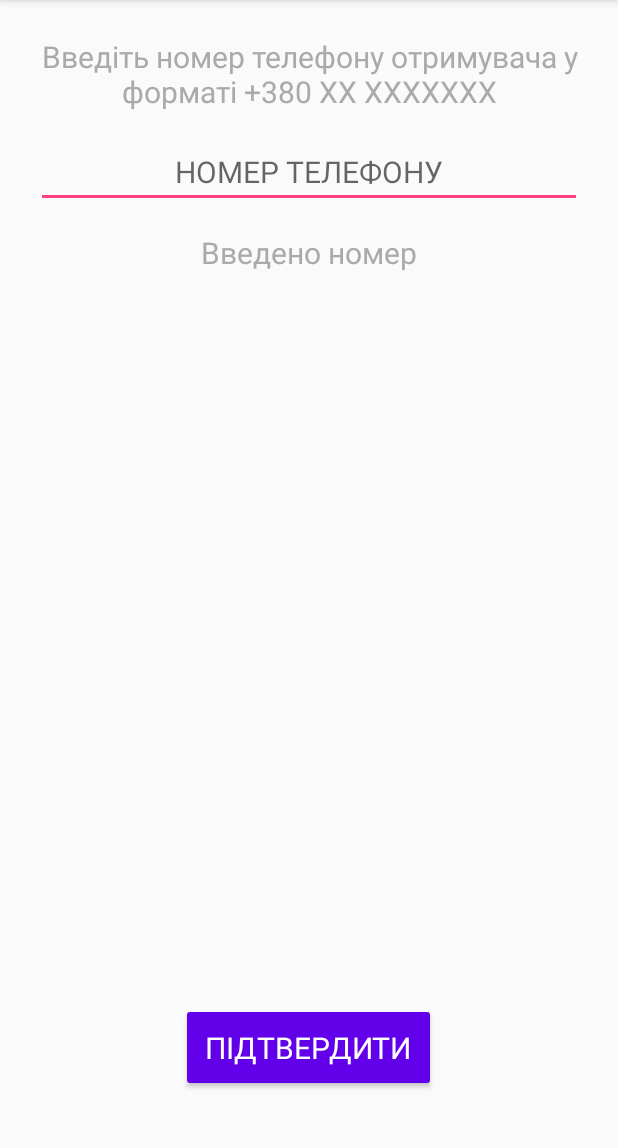
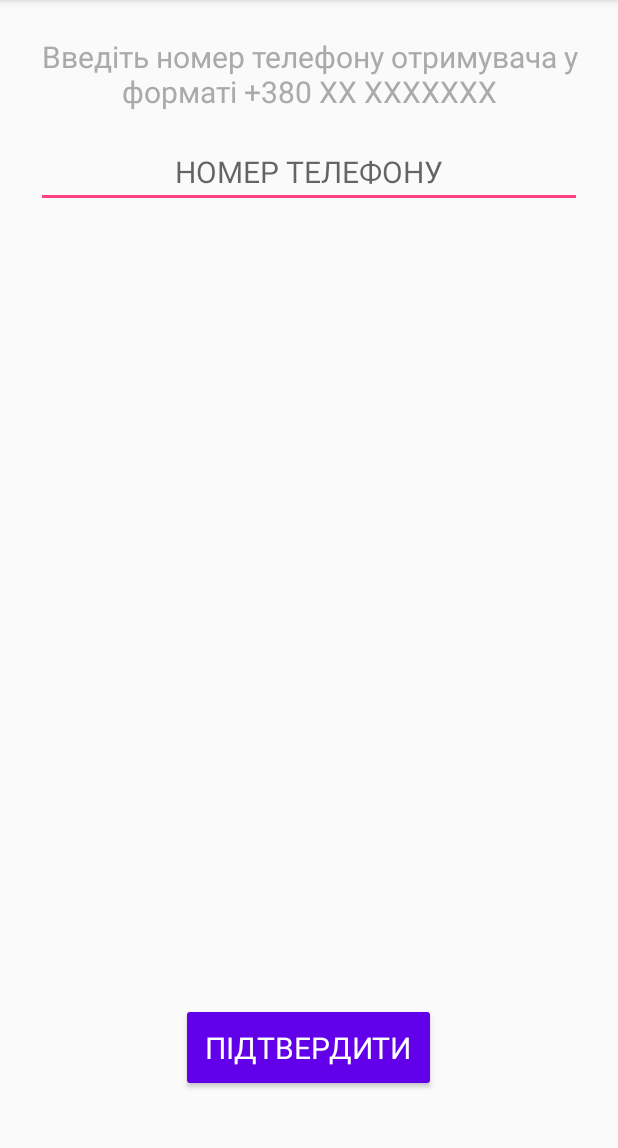
Before and after one commit to ouahadi/Walkmehome2, an Android app: the Main2Activity screen opened directly, with no data from a screen before it, on a phone screen of 412 x 824 dp, the part 84-1232 px from its top. Run offline under Robolectric (Android 15) with nearby library versions, the phone set to English and light mode, and no system bars; our stand-ins replace RxJava; libraries missing offline, so code that uses them is left out: com.tbruyelle.rxpermissions2.

Commit message:
flow udates

```diff
--- a/app/src/main/res/layout/activity_main2.xml
+++ b/app/src/main/res/layout/activity_main2.xml
@@ -1,88 +1,55 @@
 <?xml version="1.0" encoding="utf-8"?>
 <RelativeLayout xmlns:android="http://schemas.android.com/apk/res/android"
-    xmlns:app="http://schemas.android.com/apk/res-auto"
     xmlns:tools="http://schemas.android.com/tools"
     android:layout_width="match_parent"
     android:layout_height="match_parent"
     android:orientation="vertical"
     tools:context="com.example.android.walkmehome.MainActivity">
 
-
     <TextView
         android:id="@+id/enterNumber"
-        android:layout_alignParentTop="true"
         android:layout_width="wrap_content"
         android:layout_height="wrap_content"
+        android:layout_alignParentTop="true"
+        android:layout_gravity="center_horizontal"
+        android:layout_marginBottom="16dp"
+        android:layout_marginLeft="24dp"
+        android:layout_marginRight="24dp"
         android:layout_marginTop="24dp"
-        android:layout_marginRight="24dp"
-        android:layout_marginLeft="24dp"
-        android:layout_marginBottom="16dp"
-        android:layout_gravity="center_horizontal"
+        android:text="@string/enter_number_request"
         android:textAlignment="center"
-        android:textSize="20sp"
-        android:text="@string/enter_number_request"
         android:textColor="@android:color/darker_gray"
-        />
+        android:textSize="20sp" />
 
     <EditText
-        android:id="@+id/numberField"
-        android:layout_below="@id/enterNumber"
+        android:id="@+id/numberFieldEditText"
+        android:inputType="phone"
         android:layout_width="match_parent"
         android:layout_height="wrap_content"
+        android:layout_below="@id/enterNumber"
+        android:layout_gravity="center_horizontal"
+        android:layout_marginBottom="16dp"
+        android:layout_marginLeft="24dp"
+        android:layout_marginRight="24dp"
         android:hint="@string/phone_number"
-        android:layout_marginRight="24dp"
-        android:layout_marginLeft="24dp"
-        android:layout_marginBottom="16dp"
-        android:layout_gravity="center_horizontal"
         android:textAlignment="center"
-        android:textSize="20sp"
-        android:textColor="@android:color/darker_gray"/>
-
-    <TextView
-        android:id="@+id/numberEntered"
-        android:layout_below="@id/numberField"
-        android:layout_width="match_parent"
-        android:layout_height="wrap_content"
-        android:layout_marginRight="24dp"
-        android:layout_marginLeft="24dp"
-        android:layout_marginBottom="16dp"
-        android:layout_gravity="center_horizontal"
-        android:textAlignment="center"
-        android:textSize="20sp"
         android:textColor="@android:color/darker_gray"
-        android:text="@string/number_added"
-        />
-
-    <TextView
-        android:id="@+id/number"
-        android:layout_below="@id/numberEntered"
-        android:layout_width="match_parent"
-        android:layout_height="wrap_content"
-        android:layout_marginRight="24dp"
-        android:layout_marginLeft="24dp"
-        android:layout_marginBottom="16dp"
-        android:layout_gravity="center_horizontal"
-        android:textAlignment="center"
-        android:textSize="20sp"
-        android:textColor="@android:color/darker_gray"
-        tools:text="+380 XX XXXXXXX"
-        />
+        android:textSize="20sp" />
 
 
     <Button
-        android:id="@+id/button"
+        android:id="@+id/acceptButton"
+        android:layout_width="wrap_content"
+        android:layout_height="wrap_content"
         android:layout_alignParentBottom="true"
         android:layout_centerInParent="true"
-        android:layout_width="wrap_content"
-        android:layout_height="wrap_content"
-        android:text="Підтвердити"
+        android:layout_gravity="center_horizontal"
+        android:layout_margin="40dp"
+        android:backgroundTint="#6200EA"
+        android:fontFamily="sans-serif"
         android:padding="16dp"
-        android:textSize="20sp"
-        android:fontFamily="sans-serif"
-        android:layout_margin="40dp"
+        android:text="@string/accept"
         android:textColor="@android:color/white"
-        android:layout_gravity="center_horizontal"
-        android:backgroundTint="#6200EA"
-        />
+        android:textSize="20sp" />
 
 </RelativeLayout>
```
Also changed, not shown: app/src/main/res/layout/activity_main3.xml (+19 -27 lines).
